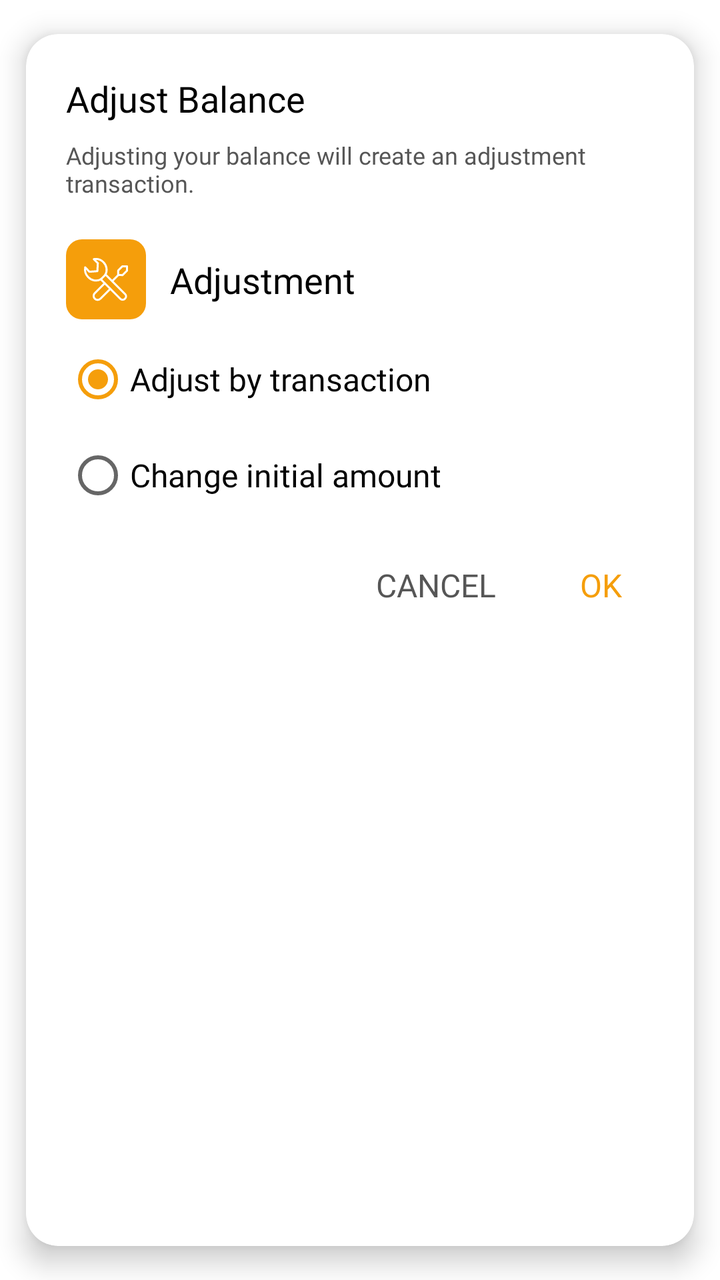
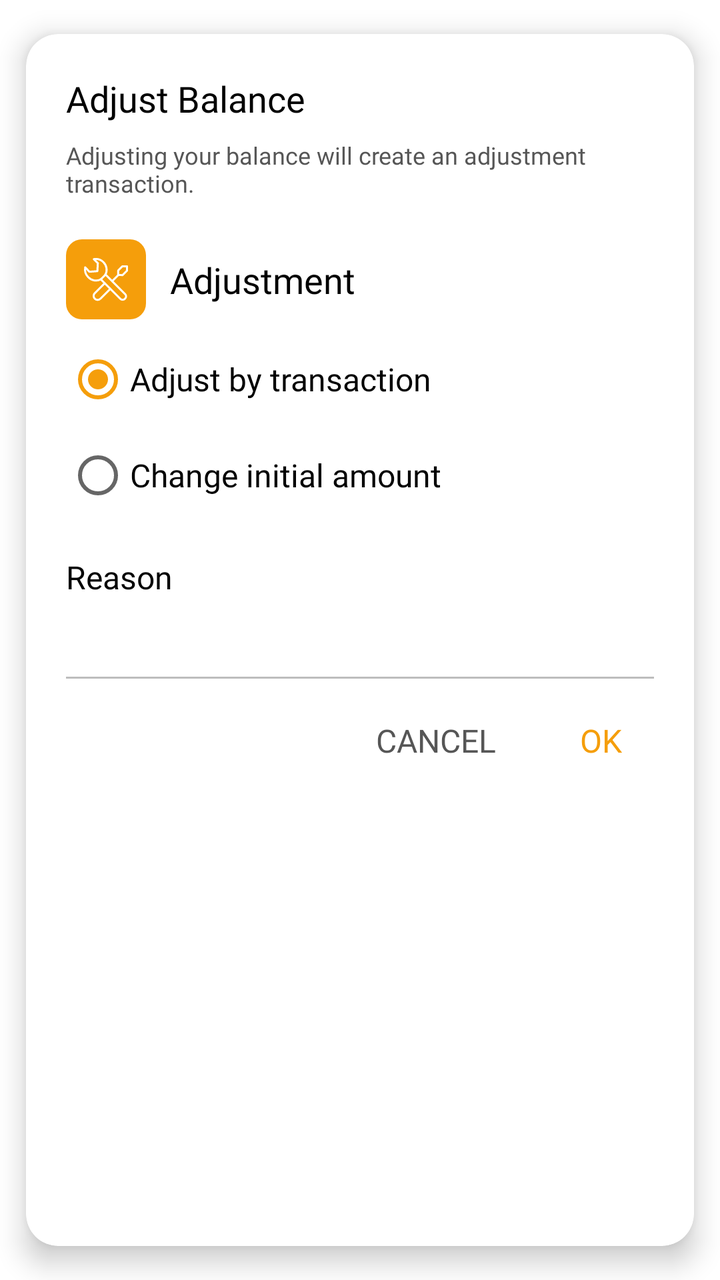

Two renders of the same Android screen: before a commit and after it. Below are the layout's source before the change and the commit's diff.
<!-- AndroidManifest.xml: application theme Theme.MoneyTracker -->
<!-- res/layout/dialog_adjust_balance.xml -->
<?xml version="1.0" encoding="utf-8"?>
<androidx.cardview.widget.CardView xmlns:android="http://schemas.android.com/apk/res/android"
    xmlns:app="http://schemas.android.com/apk/res-auto"
    android:layout_width="match_parent"
    android:layout_height="wrap_content"
    app:cardBackgroundColor="@color/white"
    app:cardCornerRadius="@dimen/corner_radius_16"
    app:cardElevation="@dimen/corner_elevation_8"
    app:cardUseCompatPadding="true">

    <LinearLayout
        android:layout_width="match_parent"
        android:layout_height="wrap_content"
        android:orientation="vertical"
        android:padding="@dimen/margin_20">

        
        <androidx.appcompat.widget.AppCompatTextView
            android:id="@+id/tvTitle"
            android:layout_width="wrap_content"
            android:layout_height="wrap_content"
            android:layout_marginBottom="@dimen/margin_8"
            android:fontFamily="@font/exo2_bold"
            android:text="@string/adjust_balance"
            android:textColor="@color/black"
            android:textSize="@dimen/text_18" />

        
        <androidx.appcompat.widget.AppCompatTextView
            android:id="@+id/tvMessage"
            android:layout_width="wrap_content"
            android:layout_height="wrap_content"
            android:layout_marginBottom="16dp"
            android:fontFamily="@font/exo2_medium"
            android:text="@string/adjust_by_transaction_hint"
            android:textColor="@color/dark_grey"
            android:textSize="@dimen/text_12" />

        <androidx.constraintlayout.widget.ConstraintLayout
            android:id="@+id/topWrapper"
            android:layout_width="match_parent"
            android:layout_height="wrap_content"
            android:layout_marginTop="@dimen/margin_4">

            <androidx.constraintlayout.widget.ConstraintLayout
                android:id="@+id/colorView"
                android:layout_width="40dp"
                android:layout_height="40dp"
                android:background="@drawable/bg_color"
                app:layout_constraintBottom_toBottomOf="parent"
                app:layout_constraintStart_toStartOf="parent"
                app:layout_constraintTop_toTopOf="parent">

                <androidx.appcompat.widget.AppCompatImageView
                    android:layout_width="30dp"
                    android:layout_height="30dp"
                    app:layout_constraintBottom_toBottomOf="parent"
                    app:layout_constraintEnd_toEndOf="parent"
                    app:layout_constraintStart_toStartOf="parent"
                    app:layout_constraintTop_toTopOf="parent"
                    app:srcCompat="@drawable/ic_adjust"
                    app:tint="@color/white" />
            </androidx.constraintlayout.widget.ConstraintLayout>

            <androidx.constraintlayout.widget.ConstraintLayout
                android:id="@+id/labelWrapper"
                android:layout_width="0dp"
                android:layout_height="wrap_content"
                android:layout_marginStart="@dimen/margin_12"
                app:layout_constraintBottom_toBottomOf="@id/colorView"
                app:layout_constraintEnd_toEndOf="parent"
                app:layout_constraintStart_toEndOf="@id/colorView"
                app:layout_constraintTop_toTopOf="@id/colorView">

                <androidx.appcompat.widget.AppCompatTextView
                    android:id="@+id/nameLabel"
                    android:layout_width="0dp"
                    android:layout_height="wrap_content"
                    android:layout_marginEnd="@dimen/margin_8"
                    android:ellipsize="end"
                    android:maxLines="1"
                    android:text="@string/adjustment"
                    android:textColor="@color/black"
                    android:textSize="@dimen/text_18"
                    app:fontFamily="@font/exo2_semibold"
                    app:layout_constraintBottom_toBottomOf="parent"
                    app:layout_constraintEnd_toStartOf="@+id/amountLabel"
                    app:layout_constraintStart_toStartOf="parent"
                    app:layout_constraintTop_toTopOf="parent" />

                <androidx.appcompat.widget.AppCompatTextView
                    android:id="@+id/amountLabel"
                    android:layout_width="wrap_content"
                    android:layout_height="wrap_content"
                    android:textSize="@dimen/text_16"
                    app:fontFamily="@font/exo2_semibold"
                    app:layout_constraintBottom_toBottomOf="parent"
                    app:layout_constraintEnd_toEndOf="parent"
                    app:layout_constraintTop_toTopOf="parent" />
            </androidx.constraintlayout.widget.ConstraintLayout>
        </androidx.constraintlayout.widget.ConstraintLayout>

        <RadioGroup
            android:id="@+id/radioGroup"
            android:layout_width="wrap_content"
            android:layout_height="wrap_content"
            android:layout_marginTop="@dimen/margin_6"
            app:layout_constraintEnd_toEndOf="parent"
            app:layout_constraintStart_toStartOf="parent"
            app:layout_constraintTop_toBottomOf="@+id/topWrapper">

            <androidx.appcompat.widget.AppCompatRadioButton
                android:id="@+id/rbAdjustTransaction"
                android:layout_width="wrap_content"
                android:layout_height="wrap_content"
                android:buttonTint="@color/radio_button_selector"
                android:checked="true"
                android:fontFamily="@font/exo2_semibold"
                android:text="@string/adjust_by_transaction"
                android:textSize="@dimen/text_16" />

            <androidx.appcompat.widget.AppCompatRadioButton
                android:id="@+id/rbChangeInitial"
                android:layout_width="wrap_content"
                android:layout_height="wrap_content"
                android:buttonTint="@color/radio_button_selector"
                android:fontFamily="@font/exo2_semibold"
                android:text="@string/change_initial_amount"
                android:textSize="@dimen/text_16" />
        </RadioGroup>

        <LinearLayout
            android:layout_width="match_parent"
            android:layout_height="wrap_content"
            android:layout_marginTop="@dimen/margin_12"
            android:gravity="end"
            android:orientation="horizontal">

            <androidx.appcompat.widget.AppCompatTextView
                android:id="@+id/tvCancel"
                android:layout_width="wrap_content"
                android:layout_height="wrap_content"
                android:clickable="true"
                android:focusable="true"
                android:fontFamily="@font/exo2_bold"
                android:paddingHorizontal="@dimen/margin_16"
                android:paddingVertical="@dimen/margin_8"
                android:text="@string/cancel"
                android:textAllCaps="true"
                android:textColor="@color/dark_grey"
                android:textSize="@dimen/text_16" />

            <androidx.appcompat.widget.AppCompatTextView
                android:id="@+id/tvOk"
                android:layout_width="wrap_content"
                android:layout_height="wrap_content"
                android:layout_marginStart="@dimen/margin_10"
                android:clickable="true"
                android:focusable="true"
                android:fontFamily="@font/exo2_bold"
                android:paddingHorizontal="@dimen/margin_16"
                android:paddingVertical="@dimen/margin_8"
                android:text="@string/ok"
                android:textAllCaps="true"
                android:textColor="@color/vibrant_orange"
                android:textSize="@dimen/text_16" />
        </LinearLayout>
    </LinearLayout>
</androidx.cardview.widget.CardView>
<!-- resources referenced by this layout -->
<resources>
  <color name="black">#FF000000</color>
  <color name="dark_grey">#565656</color>
  <color name="vibrant_orange">#FFF59E0B</color>
  <color name="white">#FFFFFFFF</color>
  <dimen name="corner_elevation_8">8dp</dimen>
  <dimen name="corner_radius_16">16dp</dimen>
  <dimen name="margin_10">10dp</dimen>
  <dimen name="margin_12">12dp</dimen>
  <dimen name="margin_16">16dp</dimen>
  <dimen name="margin_20">20dp</dimen>
  <dimen name="margin_4">4dp</dimen>
  <dimen name="margin_6">6dp</dimen>
  <dimen name="margin_8">8dp</dimen>
  <dimen name="text_12">12sp</dimen>
  <dimen name="text_16">16sp</dimen>
  <dimen name="text_18">18sp</dimen>
  <!-- drawable bg_color (drawable) -->
  <?xml version="1.0" encoding="utf-8"?>
  <shape xmlns:android="http://schemas.android.com/apk/res/android"
      android:shape="rectangle">
      <corners android:radius="8dp" />
      <solid android:color="@color/vibrant_orange" />
  </shape>
  <string name="adjust_balance">Adjust Balance</string>
  <string name="adjust_by_transaction">Adjust by transaction</string>
  <string name="adjust_by_transaction_hint">Adjusting your balance will create an adjustment transaction.</string>
  <string name="adjustment">Adjustment</string>
  <string name="cancel">Cancel</string>
  <string name="change_initial_amount">Change initial amount</string>
  <string name="ok">OK</string>
  <color name="azure_blue">#FF2563EB</color>
  <color name="emerald_green">#FF10B981</color>
  <color name="teal">#FF03DAC5</color>
  <color name="dark_teal">#FF018786</color>
  <!-- unchanged entries left out for length: 11 -->
</resources>

<!-- the commit's change to res/layout/dialog_adjust_balance.xml (unified diff, before → after) -->
@@ -129,6 +129,41 @@
                 android:textSize="@dimen/text_16" />
         </RadioGroup>
 
+        <androidx.constraintlayout.widget.ConstraintLayout
+            android:id="@+id/clAmount"
+            android:layout_width="match_parent"
+            android:layout_height="wrap_content"
+            app:layout_constraintEnd_toEndOf="parent"
+            app:layout_constraintStart_toStartOf="parent"
+            app:layout_constraintTop_toBottomOf="@id/radioGroup">
+
+            <androidx.appcompat.widget.AppCompatTextView
+                android:id="@+id/reasonLabel"
+                android:layout_width="match_parent"
+                android:layout_height="wrap_content"
+                android:layout_marginTop="@dimen/padding_16"
+                android:fontFamily="@font/exo2_bold"
+                android:text="@string/reason"
+                android:textColor="@color/black"
+                android:textSize="@dimen/text_16"
+                app:layout_constraintTop_toTopOf="parent" />
+
+            <androidx.appcompat.widget.AppCompatEditText
+                android:id="@+id/etReason"
+                android:layout_width="0dp"
+                android:layout_height="@dimen/edit_text_height_40"
+                android:background="@drawable/bg_edit_text_underline"
+                android:ems="10"
+                android:fontFamily="@font/exo2_medium"
+                android:inputType="textCapWords"
+                android:textSize="@dimen/text_16"
+                android:textColor="@color/black"
+                app:layout_constraintEnd_toEndOf="parent"
+                app:layout_constraintStart_toStartOf="parent"
+                app:layout_constraintTop_toBottomOf="@id/reasonLabel" />
+
+        </androidx.constraintlayout.widget.ConstraintLayout>
+
         <LinearLayout
             android:layout_width="match_parent"
             android:layout_height="wrap_content"
<!-- resource entries referenced after the edit -->
@@ -6,6 +6,7 @@
   <color name="white">#FFFFFFFF</color>
   <dimen name="corner_elevation_8">8dp</dimen>
   <dimen name="corner_radius_16">16dp</dimen>
+  <dimen name="edit_text_height_40">40dp</dimen>
   <dimen name="margin_10">10dp</dimen>
   <dimen name="margin_12">12dp</dimen>
   <dimen name="margin_16">16dp</dimen>
@@ -13,6 +14,7 @@
   <dimen name="margin_4">4dp</dimen>
   <dimen name="margin_6">6dp</dimen>
   <dimen name="margin_8">8dp</dimen>
+  <dimen name="padding_16">16dp</dimen>
   <dimen name="text_12">12sp</dimen>
   <dimen name="text_16">16sp</dimen>
   <dimen name="text_18">18sp</dimen>
@@ -23,6 +25,17 @@
       <corners android:radius="8dp" />
       <solid android:color="@color/vibrant_orange" />
   </shape>
+  <!-- drawable bg_edit_text_underline (drawable) -->
+  <?xml version="1.0" encoding="utf-8"?>
+  <selector xmlns:android="http://schemas.android.com/apk/res/android">
+      <item android:drawable="@drawable/bg_edit_text" android:state_enabled="true" android:state_window_focused="false" />
+      <item android:drawable="@drawable/bg_edit_text" android:state_enabled="false" android:state_window_focused="false" />
+      <item android:drawable="@drawable/bg_edit_text" android:state_pressed="true" />
+      <item android:drawable="@drawable/bg_edit_text_highlight" android:state_enabled="true" android:state_focused="true" />
+      <item android:drawable="@drawable/bg_edit_text" android:state_enabled="true" />
+      <item android:drawable="@drawable/bg_edit_text_highlight" android:state_focused="true" />
+      <item android:drawable="@drawable/bg_edit_text" />
+  </selector>
   <string name="adjust_balance">Adjust Balance</string>
   <string name="adjust_by_transaction">Adjust by transaction</string>
   <string name="adjust_by_transaction_hint">Adjusting your balance will create an adjustment transaction.</string>
@@ -30,10 +43,40 @@
   <string name="cancel">Cancel</string>
   <string name="change_initial_amount">Change initial amount</string>
   <string name="ok">OK</string>
+  <string name="reason">Reason</string>
+  <!-- drawable bg_edit_text (drawable) -->
+  <?xml version="1.0" encoding="utf-8"?>
+  <layer-list xmlns:android="http://schemas.android.com/apk/res/android">
+      <item
+          android:left="-5dp"
+          android:right="-5dp"
+          android:top="-5dp">
+          <shape android:shape="rectangle">
+              <stroke
+                  android:width="1dp"
+                  android:color="@color/grey" />
+          </shape>
+      </item>
+  </layer-list>
+  <!-- drawable bg_edit_text_highlight (drawable) -->
+  <?xml version="1.0" encoding="utf-8"?>
+  <layer-list xmlns:android="http://schemas.android.com/apk/res/android">
+      <item
+          android:left="-5dp"
+          android:right="-5dp"
+          android:top="-5dp">
+          <shape android:shape="rectangle">
+              <stroke
+                  android:width="2dp"
+                  android:color="@color/vibrant_orange" />
+          </shape>
+      </item>
+  </layer-list>
   <color name="azure_blue">#FF2563EB</color>
   <color name="emerald_green">#FF10B981</color>
   <color name="teal">#FF03DAC5</color>
   <color name="dark_teal">#FF018786</color>
+  <color name="grey">#BDBDBD</color>
   <!-- unchanged entries left out for length: 11 -->
 </resources>
 
